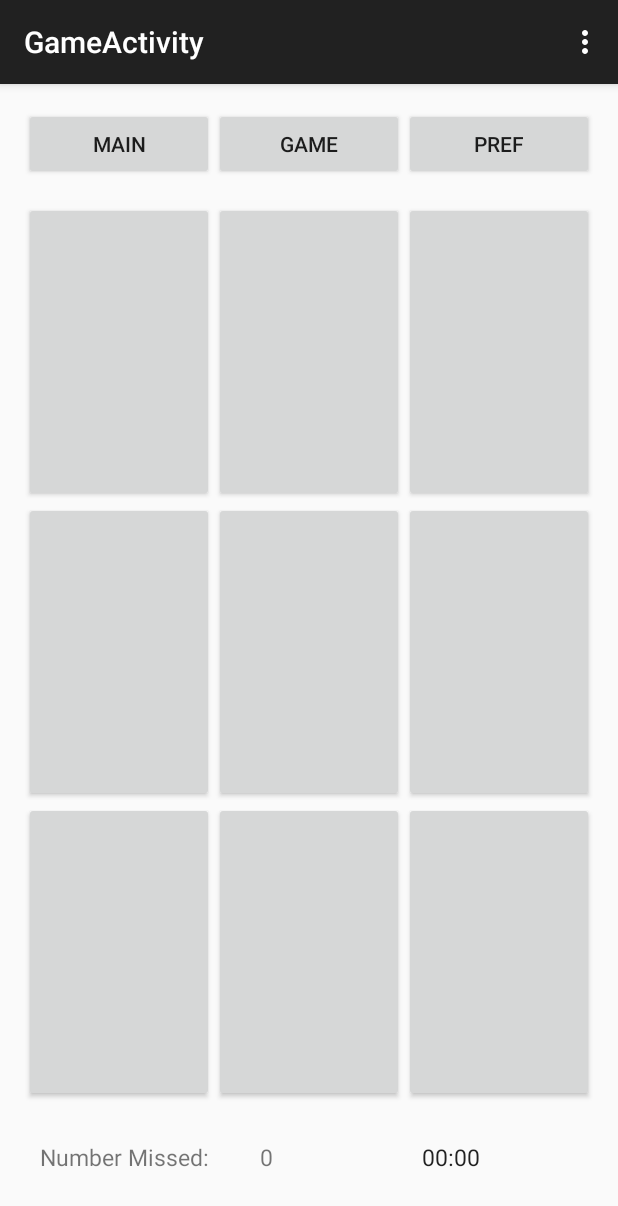
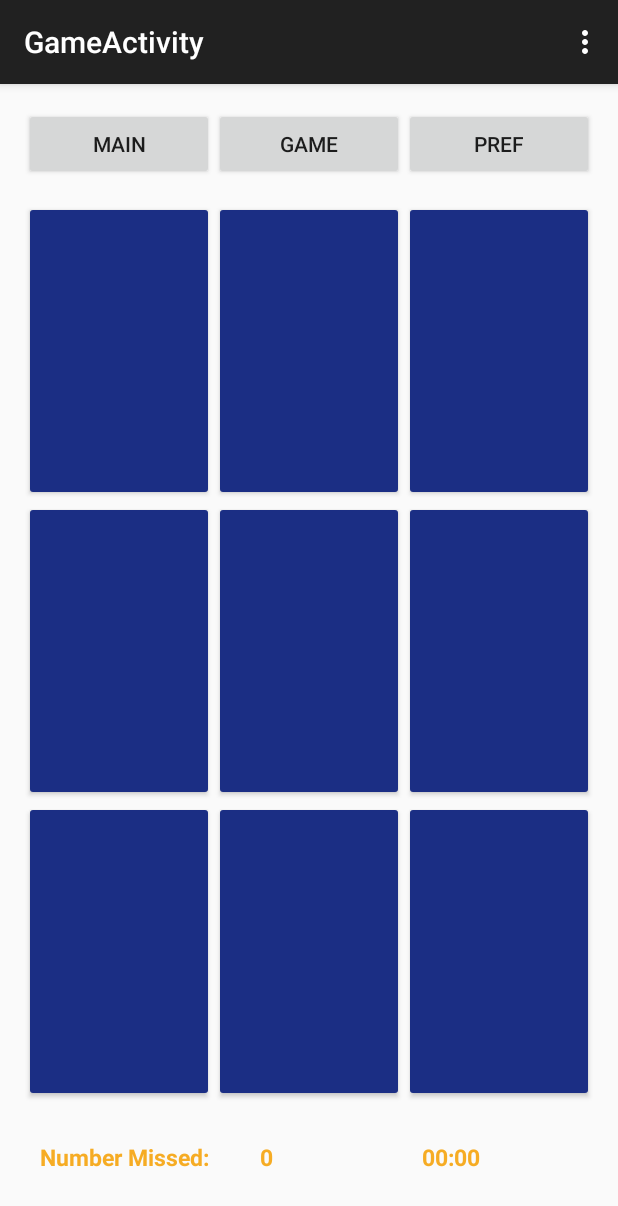
Before and after one commit to ScotAndre/CMS395.P06_Tar_Tracker, an Android app: the GameActivity screen opened directly, with no data from a screen before it, on a phone screen of 412 x 824 dp. Shown: the top 1206 px of the screen. Run offline under Robolectric (Android 15) with nearby library versions, the phone set to English and light mode, and no system bars.

Commit message:
Changes to styles that we made during our group meeting on 11/28/2015

```diff
--- a/app/build.gradle
+++ b/app/build.gradle
@@ -6,7 +6,7 @@ android {
 
     defaultConfig {
         applicationId "edu.rollins.cms395.tartracker"
-        minSdkVersion 15
+        minSdkVersion 21
         targetSdkVersion 23
         versionCode 1
         versionName "1.0"
--- a/app/src/main/res/layout/activity_game.xml
+++ b/app/src/main/res/layout/activity_game.xml
@@ -50,18 +50,22 @@
                     android:layout_width="match_parent"
                     android:layout_height="match_parent"
                     android:layout_weight="1"
+                    style="@style/buttonStyle"
                     />
                 <Button
                     android:id="@+id/button_game_1"
                     android:layout_width="match_parent"
                     android:layout_height="match_parent"
                     android:layout_weight="1"
+                    style="@style/buttonStyle"
                     />
                 <Button
                     android:id="@+id/button_game_2"
                     android:layout_width="match_parent"
                     android:layout_height="match_parent"
                     android:layout_weight="1"
+                    style="@style/buttonStyle"
+
                     />
             </TableRow>
 
@@ -71,18 +75,21 @@
                     android:layout_width="wrap_content"
                     android:layout_height="match_parent"
                     android:layout_weight="1"
+                    style="@style/buttonStyle"
                     />
                 <Button
                     android:id="@+id/button_game_4"
                     android:layout_width="wrap_content"
                     android:layout_height="match_parent"
                     android:layout_weight="1"
+                    style="@style/buttonStyle"
                     />
                 <Button
                     android:id="@+id/button_game_5"
                     android:layout_width="wrap_content"
                     android:layout_height="match_parent"
                     android:layout_weight="1"
+                    style="@style/buttonStyle"
                     />
             </TableRow>
 
@@ -92,18 +99,21 @@
                     android:layout_width="wrap_content"
                     android:layout_height="match_parent"
                     android:layout_weight="1"
+                    style="@style/buttonStyle"
                     />
                 <Button
                     android:id="@+id/button_game_7"
                     android:layout_width="wrap_content"
                     android:layout_height="match_parent"
                     android:layout_weight="1"
+                    style="@style/buttonStyle"
                     />
                 <Button
                     android:id="@+id/button_game_8"
                     android:layout_width="wrap_content"
                     android:layout_height="match_parent"
                     android:layout_weight="1"
+                    style="@style/buttonStyle"
                     />
             </TableRow>
         </TableLayout>
@@ -128,6 +138,7 @@
                     android:layout_weight=".3"
                     android:gravity="center"
                     android:textSize="15sp"
+                    style="@style/textViewStyle"
                     />
 
                 <TextView
@@ -138,6 +149,7 @@
                     android:layout_weight=".7"
                     android:gravity="center"
                     android:textSize="15sp"
+                    style="@style/textViewStyle"
                     />
             </LinearLayout>
 
@@ -154,6 +166,7 @@
                 android:layout_gravity="center"
                 android:gravity="center"
                 android:textSize="15sp"
+                style="@style/textViewStyle"
                 />
             </LinearLayout>
         </LinearLayout>
--- a/app/src/main/res/values/strings.xml
+++ b/app/src/main/res/values/strings.xml
@@ -39,4 +39,5 @@
     <!-- DatabaseManager -->
     <string name="insert_error">Insert Error</string>
     <string name="insert_ok">Record Inserted</string>
+    <string name="no_data_found">No data found</string>
 </resources>
--- a/app/src/main/res/values/styles.xml
+++ b/app/src/main/res/values/styles.xml
@@ -1,8 +1,29 @@
 <resources>
 
     <!-- Base application theme. -->
-    <style name="AppTheme" parent="Theme.AppCompat.Light.DarkActionBar">
+    <style
+        name="AppTheme"
+        parent="Theme.AppCompat.Light.DarkActionBar">
+
         <!-- Customize your theme here. -->
     </style>
 
+    <style name="buttonStyle" >
+        <item name="android:backgroundTint">#1b2e84</item>
+        <item name="android:textColor">#f6ac24</item>
+        <item name="android:textSize">25sp</item>
+        <item name="android:textStyle">bold</item>
+
+        <!--
+        need to impliment border another way
+        <item name="android:background">@drawable/button_stroke</item> -->
+
+    </style>
+
+    <style name="textViewStyle" >
+        <item name="android:textColor">#f6ac24</item>
+        <item name="android:textStyle">bold</item>
+    </style>
+
+
 </resources>
```
Also changed, not shown: app/src/main/java/edu/rollins/cms395/tartracker/BacCalculator.java (+5 -6 lines), app/src/main/java/edu/rollins/cms395/tartracker/MainActivity.java (+15 -0 lines), app/src/main/res/layout/activity_main.xml (+11 -8 lines).
